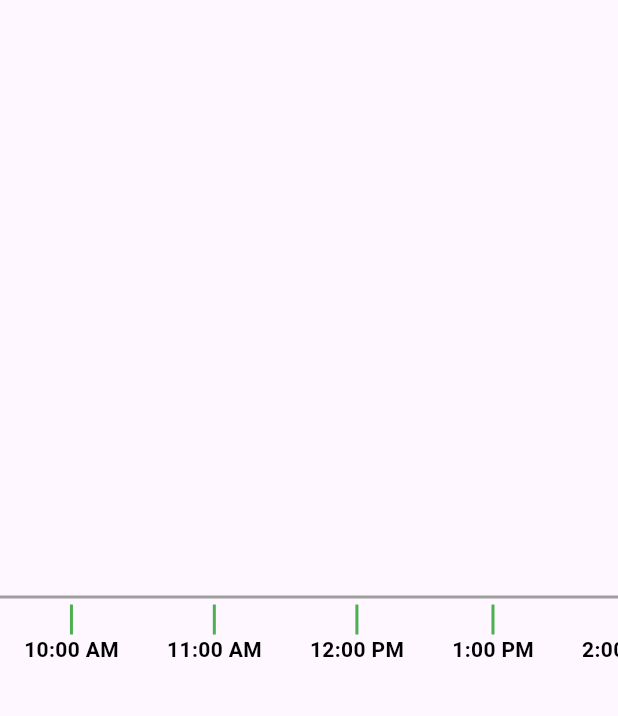
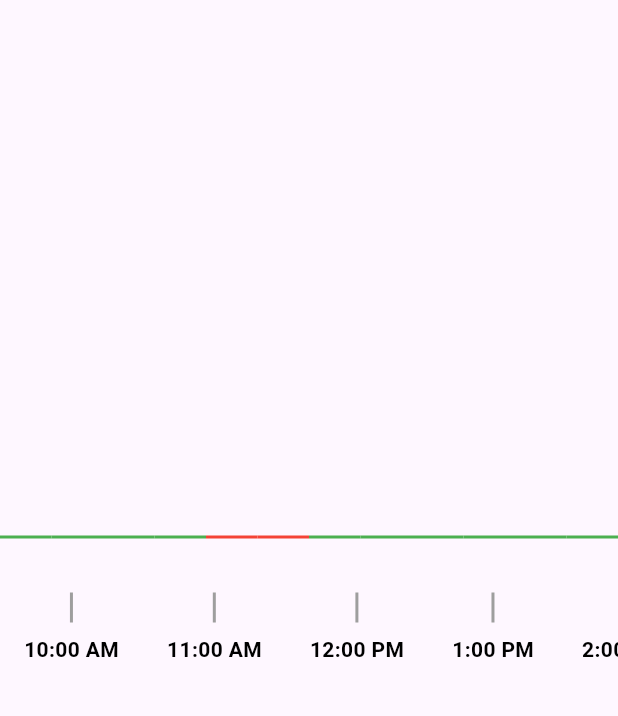
Before and after one commit to RAVISHANKAR2608/flutter-pfour, a Flutter app: the screen it shows after launch, on a phone screen of 412 x 824 dp, the part 63-779 px from its top. Run offline on Flutter 3.47's test engine with Material 3 defaults, Android fonts, the phone set to English and light mode, and no system bars.

Commit message:
Small Change

```diff
--- a/lib/main.dart
+++ b/lib/main.dart
@@ -54,18 +54,25 @@
         title: const Text('Horizontal Timeline'),
       ),
       body: Center(
-        child: Stack(
+        child: Column(
+          mainAxisAlignment: MainAxisAlignment.center,
           children: [
-            Positioned.fill(
-              child: Align(
-                alignment: Alignment.center,
+            Container(
+              height: 2,
+              margin: const EdgeInsets.symmetric(vertical: 20.0),
+              child: Row(
+                children: timeSlots.map((time) {
+                  return Expanded(
                     child: Container(
-                  height: 2,
-                  color: Colors.grey,
+                      color: bookedSlots.contains(time) ? Colors.red : Colors.green,
+                    ),
+                  );
+                }).toList(),
               ),
             ),
-            ),
-            ListView.builder(
+            SizedBox(
+              height: 80,
+              child: ListView.builder(
                 scrollDirection: Axis.horizontal,
                 itemCount: timeSlots.length,
                 itemBuilder: (context, index) {
@@ -84,10 +91,10 @@
                   );
                 },
               ),
+            ),
             if (selectedIndex != null)
-              Positioned(
-                bottom: 16.0,
-                left: MediaQuery.of(context).size.width / 2 - 75,
+              Padding(
+                padding: const EdgeInsets.all(16.0),
                 child: Text(
                   'Selected Time: ${timeSlots[selectedIndex!]}',
                   style: const TextStyle(fontSize: 18),
--- a/lib/timeline_event.dart
+++ b/lib/timeline_event.dart
@@ -20,12 +20,12 @@ class TimeSlot extends StatelessWidget {
       child: Column(
         mainAxisAlignment: MainAxisAlignment.center,
         children: [
-          const SizedBox(height: 50.0),
           Container(
             height: 20,
             width: 2,
-            color: booked ? Colors.red : Colors.green,
+            color: selected ? Colors.blue : Colors.grey,
           ),
+          const SizedBox(height: 8.0),
           Text(
             time,
             style: TextStyle(
```
Lines whose indentation alone changed are shown as unchanged.
